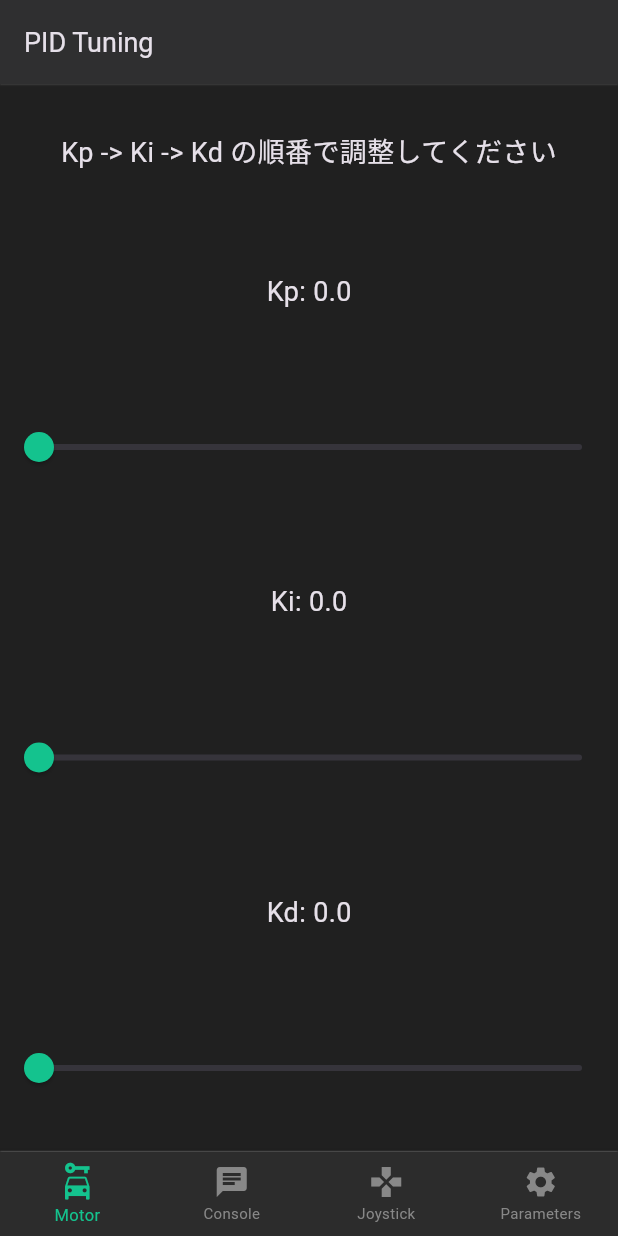
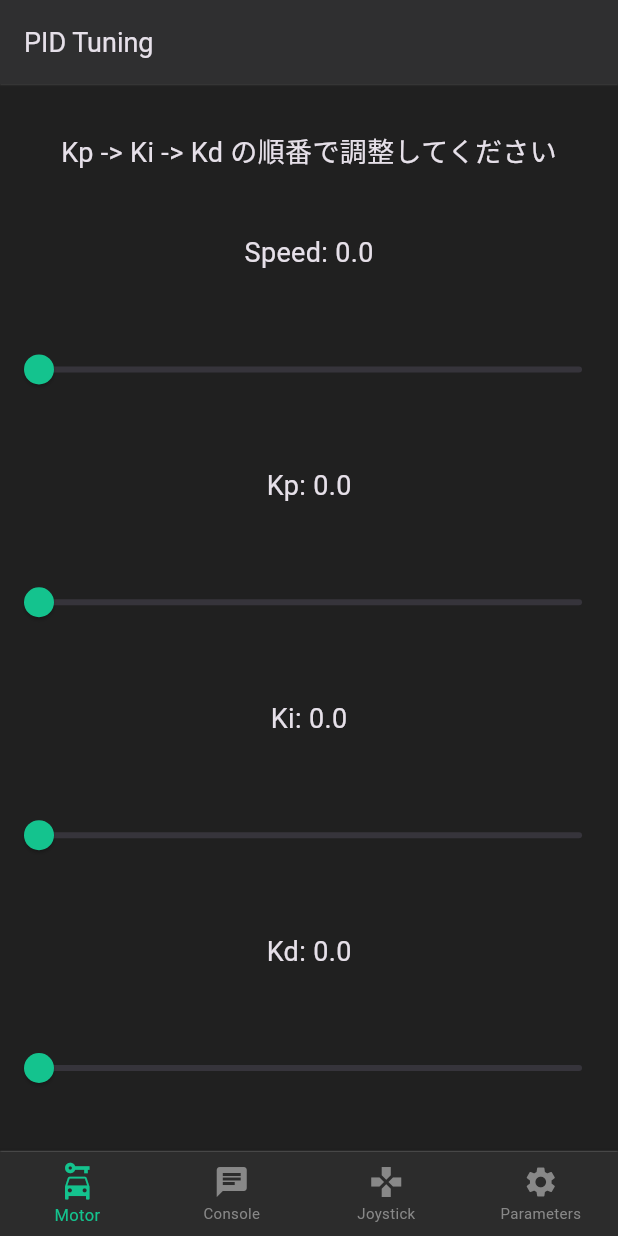
Before and after one commit to kaku-panda/Robot-Debug-App, a Flutter app: the MotorScreen screen opened by its route, on a phone screen of 412 x 824 dp. Run offline on Flutter 3.47's test engine with Material 3 defaults, Android fonts, the phone set to English and light mode, and no system bars; our stand-ins replace connectivity_plus, flutter_riverpod, go_router, google_fonts, package_info_plus, permission_handler and 4 more; missing offline and left inert: flutter_joystick, network_info_plus; accounts and stored records are empty.

Commit message:
スピードを制御できるように修正

```diff
--- a/lib/providers/setting_provider.dart
+++ b/lib/providers/setting_provider.dart
@@ -20,9 +20,11 @@ class SettingProvider extends ChangeNotifier {
   double _appBarHeight        = 0.0;
   double _navigationBarHeight = 0.0;
 
+  double _speed = 0;
   double _kp = 0;
   double _ki = 0;
   double _kd = 0;
+
 
   String get webSocketAddress => _webSocketAddress;
 
@@ -34,6 +36,7 @@ class SettingProvider extends ChangeNotifier {
   double get appBarHeight => _appBarHeight;
   double get navigationBarHeight => _navigationBarHeight;
 
+  double get speed => _speed;
   double get kp => _kp;
   double get ki => _ki;
   double get kd => _kd;
@@ -73,6 +76,11 @@ class SettingProvider extends ChangeNotifier {
     notifyListeners();
   }
 
+  set speed(double speed) {
+    _speed = speed;
+    notifyListeners();
+  }
+
   set kp(double kp) {
     _kp = kp;
     notifyListeners();
@@ -95,6 +103,7 @@ class SettingProvider extends ChangeNotifier {
 
     _webSocketAddress = prefs.getString('webSocketAddress') ?? '192.169.42.1:8081';
 
+    _speed = prefs.getDouble('speed') ?? 0;
     _kp = prefs.getDouble('kp') ?? 0;
     _ki = prefs.getDouble('ki') ?? 0;
     _kd = prefs.getDouble('kd') ?? 0;
@@ -106,6 +115,7 @@ class SettingProvider extends ChangeNotifier {
     prefs.setBool('enableDarkTheme', _enableDarkTheme);
     prefs.setBool('defaultShiftView', _defaultShiftView);
     prefs.setString('webSocketAddress', _webSocketAddress);
+    prefs.setDouble('speed', _speed);
     prefs.setDouble('kp', _kp);
     prefs.setDouble('ki', _ki);
     prefs.setDouble('kd', _kd);
--- a/lib/screens/motor.dart
+++ b/lib/screens/motor.dart
@@ -23,6 +23,7 @@ class MotorScreenState extends ConsumerState<MotorScreen> {
   Widget build(BuildContext context) {
 
 
+    double speed = ref.watch(settingProvider).speed;
     double kp = ref.watch(settingProvider).kp;
     double ki = ref.watch(settingProvider).ki;
     double kd = ref.watch(settingProvider).kd;
@@ -44,6 +45,23 @@ class MotorScreenState extends ConsumerState<MotorScreen> {
                   style: Styles.defaultStyle18,
                 ),
                 Text(
+                  'Speed: $speed',
+                  style: Styles.defaultStyle18,
+                ),
+                Slider(
+                  value: speed,
+                  activeColor: Styles.primaryColor,
+                  min: 0.0,
+                  max: 1.0,
+                  divisions: 100,
+                  label: kd.round().toString(),
+                  onChanged: (double value) {
+                    setState(() {
+                      updatePidValue('speed', value);
+                    });
+                  },
+                ),
+                Text(
                   'Kp: $kp',
                   style: Styles.defaultStyle18,
                 ),
@@ -59,7 +77,6 @@ class MotorScreenState extends ConsumerState<MotorScreen> {
                       updatePidValue('kp', value);
                     });
                   },
-
                 ),
                 Text(
                   'Ki: $ki',
```
